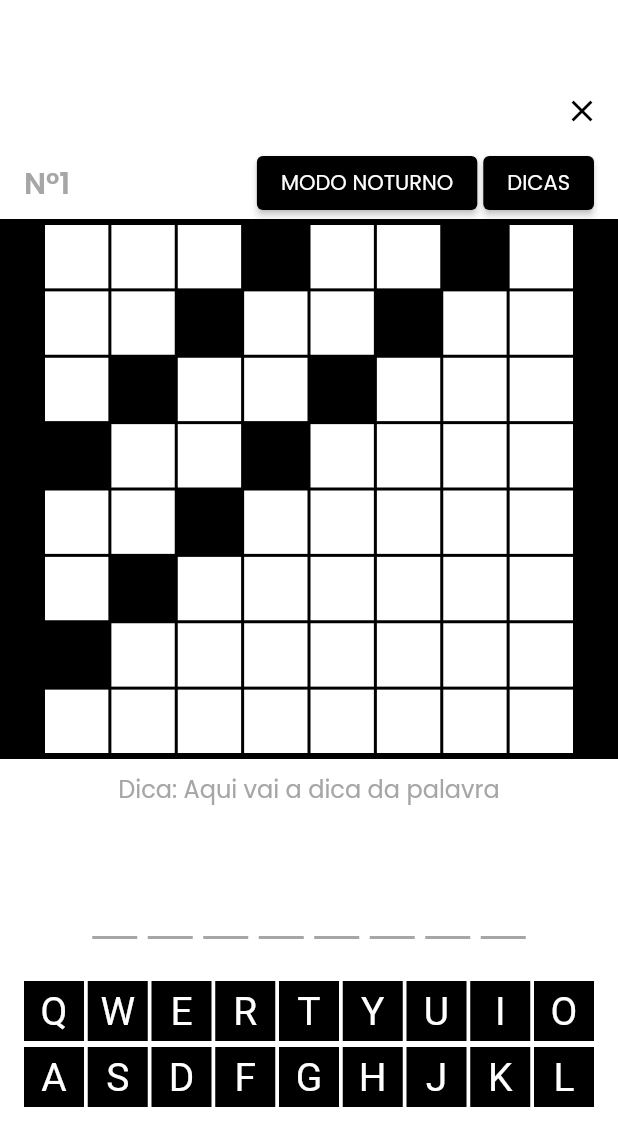
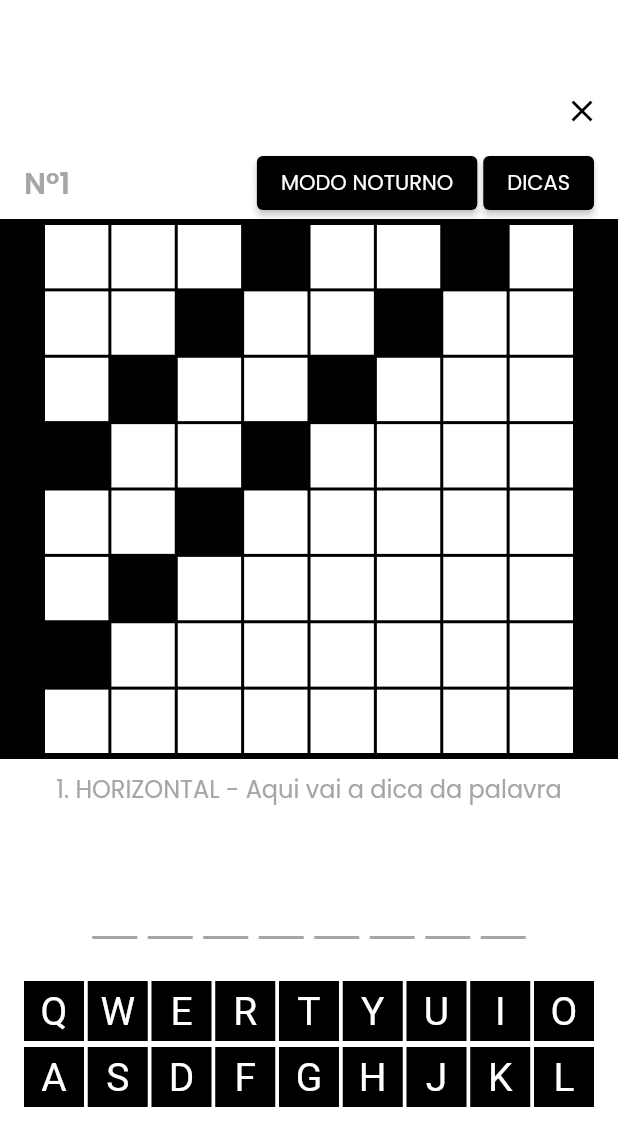
Before and after one commit to app5m/cruzadista_oficial, a Flutter app: the Game screen opened by its route, on a phone screen of 412 x 824 dp. Shown: the top 1146 px of the screen. Run offline on Flutter 3.47's test engine with Material 2 defaults, Android fonts, the phone set to English and light mode, and no system bars; our stand-ins replace flutter_bloc, flutter_svg.

Commit message:
inital commit

```diff
--- a/lib/ui/game.dart
+++ b/lib/ui/game.dart
@@ -177,7 +177,7 @@ class _GameState extends State<Game> {
                       mainAxisAlignment: MainAxisAlignment.center,
                       children: [
                         Text(
-                          "Dica: Aqui vai a dica da palavra",
+                          "1. HORIZONTAL - Aqui vai a dica da palavra",
                           textAlign: TextAlign.center,
                           style: TextStyle(
                             color: _colorText,
```
